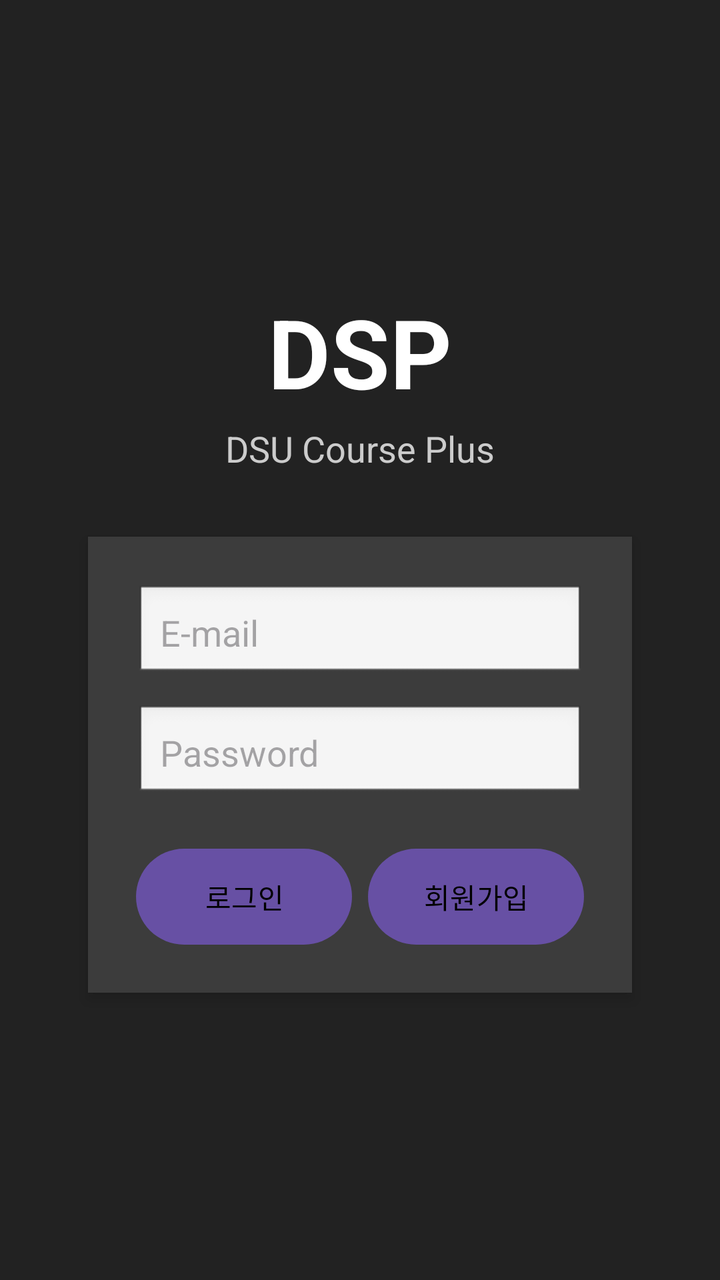
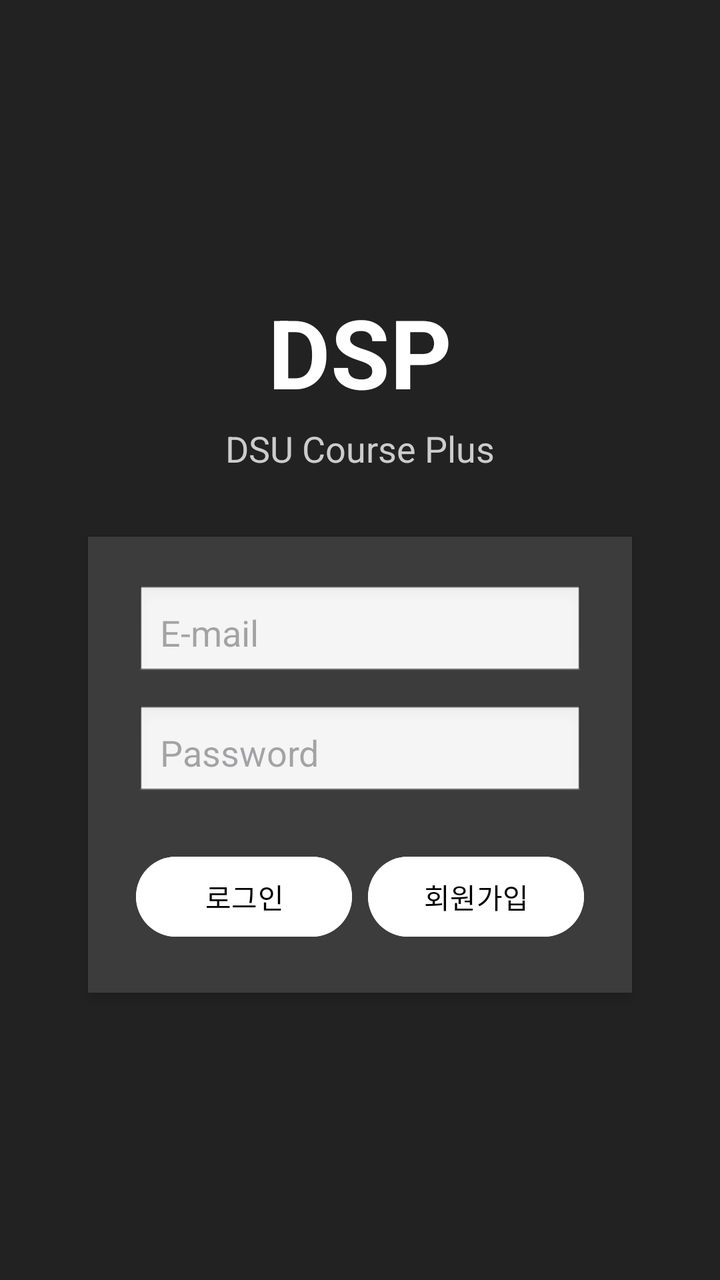

Screens rendered from an Android XML layout before and after an edit, with the pre-edit source and the edit as a unified diff.
<!-- AndroidManifest.xml: application theme Theme.Dcp_app -->
<!-- res/layout/activity_login.xml -->
<?xml version="1.0" encoding="utf-8"?>
<LinearLayout xmlns:android="http://schemas.android.com/apk/res/android"
    android:orientation="vertical"
    android:layout_width="match_parent"
    android:layout_height="match_parent"
    android:background="#222222"
    android:gravity="center"
    android:padding="24dp">

    
    <TextView
        android:text="DSP"
        android:textSize="48sp"
        android:textStyle="bold"
        android:textColor="#FFFFFF"
        android:gravity="center"
        android:layout_marginBottom="4dp"
        android:layout_width="wrap_content"
        android:layout_height="wrap_content" />

    
    <TextView
        android:text="DSU Course Plus"
        android:textSize="18sp"
        android:textColor="#CCCCCC"
        android:layout_marginBottom="32dp"
        android:layout_width="wrap_content"
        android:layout_height="wrap_content" />

    
    <LinearLayout
        android:orientation="vertical"
        android:background="#cc444444"
        android:padding="24dp"
        android:layout_marginHorizontal="20dp"
        android:layout_width="match_parent"
        android:layout_height="wrap_content"
        android:elevation="4dp"
        android:clipToOutline="true"
        android:backgroundTintMode="src_over">

        
        <EditText
            android:id="@+id/editEmail"
            android:hint="E-mail"
            android:inputType="textEmailAddress"
            android:autofillHints="emailAddress"
            android:layout_width="match_parent"
            android:layout_height="48dp"
            android:layout_marginBottom="12dp"
            android:padding="12dp"
            android:background="@android:drawable/edit_text" />

        
        <EditText
            android:id="@+id/editPassword"
            android:hint="Password"
            android:inputType="textPassword"
            android:autofillHints="password"
            android:layout_width="match_parent"
            android:layout_height="48dp"
            android:layout_marginBottom="24dp"
            android:padding="12dp"
            android:background="@android:drawable/edit_text" />

        
        <LinearLayout
            android:layout_width="match_parent"
            android:layout_height="wrap_content"
            android:gravity="center"
            android:orientation="horizontal">

            <Button
                android:id="@+id/btnLogin"
                android:text="로그인"
                android:layout_width="0dp"
                android:layout_height="48dp"
                android:layout_weight="1"
                android:textColor="#000000"
                android:background="@drawable/rounded_button"
                android:layout_marginEnd="8dp" />

            <Button
                android:id="@+id/btnSignup"
                android:text="회원가입"
                android:layout_width="0dp"
                android:layout_height="48dp"
                android:layout_weight="1"
                android:textColor="#000000"
                android:background="@drawable/rounded_button" />
        </LinearLayout>
    </LinearLayout>
</LinearLayout>
<!-- resources referenced by this layout -->
<resources>
  <!-- drawable rounded_button (drawable) -->
  <shape xmlns:android="http://schemas.android.com/apk/res/android"
      android:shape="rectangle">
  
      <solid android:color="#FFFFFF" />
  
      <corners android:radius="24dp" />
  </shape>
  <style name="Theme.Dcp_app" parent="Base.Theme.Dcp_app" />
  <style name="Base.Theme.Dcp_app" parent="Theme.Material3.DayNight.NoActionBar">
          
          
      </style>
</resources>

<!-- the commit's change to res/layout/activity_login.xml (unified diff, before → after) -->
@@ -77,7 +77,7 @@
                 android:layout_height="48dp"
                 android:layout_weight="1"
                 android:textColor="#000000"
-                android:background="@drawable/rounded_button"
+                android:backgroundTint="@color/white"
                 android:layout_marginEnd="8dp" />
 
             <Button
@@ -87,7 +87,7 @@
                 android:layout_height="48dp"
                 android:layout_weight="1"
                 android:textColor="#000000"
-                android:background="@drawable/rounded_button" />
+                android:backgroundTint="@color/white" />
         </LinearLayout>
     </LinearLayout>
 </LinearLayout>
<!-- resource entries referenced after the edit -->
@@ -1,13 +1,6 @@
 <!-- resources referenced by this layout -->
 <resources>
-  <!-- drawable rounded_button (drawable) -->
-  <shape xmlns:android="http://schemas.android.com/apk/res/android"
-      android:shape="rectangle">
-  
-      <solid android:color="#FFFFFF" />
-  
-      <corners android:radius="24dp" />
-  </shape>
+  <color name="white">#FFFFFFFF</color>
   <style name="Theme.Dcp_app" parent="Base.Theme.Dcp_app" />
   <style name="Base.Theme.Dcp_app" parent="Theme.Material3.DayNight.NoActionBar">
           
